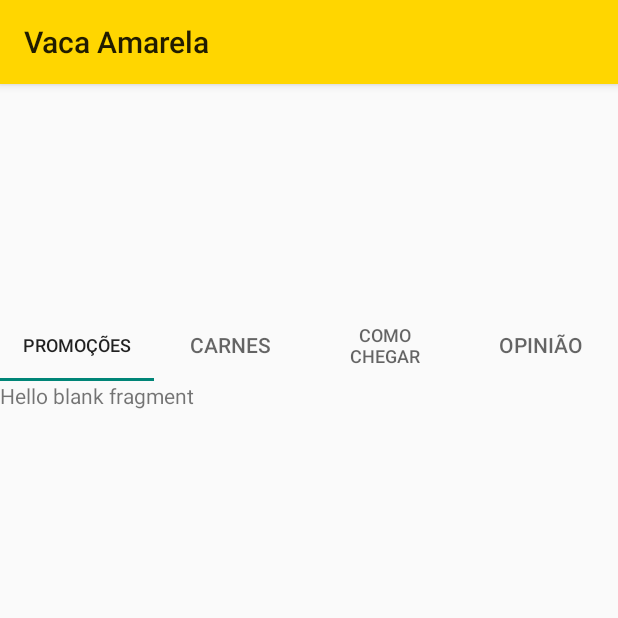
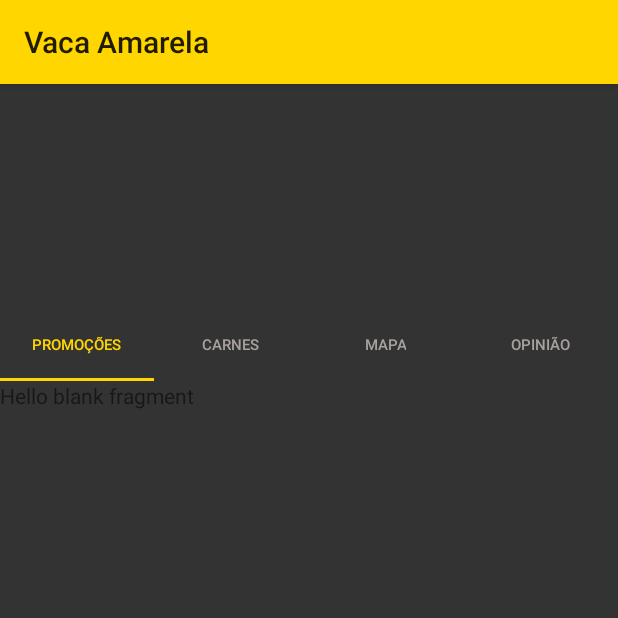
Before and after one commit to carlosughini/VacaAmarela, an Android app: the ButcheryDetailActivity screen opened directly, with no data from a screen before it, on a phone screen of 412 x 824 dp, the top half of it. Run offline under Robolectric (Android 15) with nearby library versions, the phone set to English and light mode, and no system bars.

Commit message:
Change styles of the tablayout to put yellow color

```diff
--- a/app/src/main/res/layout/butchery_view_pager.xml
+++ b/app/src/main/res/layout/butchery_view_pager.xml
@@ -3,6 +3,7 @@
     android:orientation="vertical"
     android:layout_width="match_parent"
     android:layout_height="match_parent"
+    android:background="@color/butchery_detail_background"
     android:id="@+id/content_butchery">
 
     <ImageView
@@ -12,6 +13,7 @@
 
     <android.support.design.widget.TabLayout
         android:id="@+id/butchery_tabLayout"
+        style="@style/CategoryTab"
         android:layout_width="match_parent"
         android:layout_height="wrap_content"/>
 
--- a/app/src/main/res/layout/fragment_map.xml
+++ b/app/src/main/res/layout/fragment_map.xml
@@ -11,4 +11,6 @@
         android:layout_height="match_parent"
         android:text="@string/hello_blank_fragment" />
 
+
+
 </FrameLayout>
--- a/app/src/main/res/values/colors.xml
+++ b/app/src/main/res/values/colors.xml
@@ -7,4 +7,5 @@
     <color name="amarelo_nome_acougue">#FEB913</color>
     <color name="titulo_activity">#FFD600</color>
     <color name="color_status">#33FFD600</color>
+    <color name="butchery_detail_background">#333333</color>
 </resources>
--- a/app/src/main/res/values/strings.xml
+++ b/app/src/main/res/values/strings.xml
@@ -5,6 +5,6 @@
     <string name="hello_blank_fragment">Hello blank fragment</string>
     <string name="fragment_meat">Carnes</string>
     <string name="fragment_opinion">Opinião</string>
-    <string name="fragment_map">Como chegar</string>
+    <string name="fragment_map">Mapa</string>
     <string name="fragment_promocoes">Promoções</string>
 </resources>
--- a/app/src/main/res/values/styles.xml
+++ b/app/src/main/res/values/styles.xml
@@ -26,4 +26,16 @@
         <item name="android:textSize">30dp</item>
         <item name="android:textColor">@android:color/black</item>
     </style>
+
+    <style name="CategoryTab" parent="Widget.Design.TabLayout">
+        <item name="tabIndicatorColor">@color/titulo_activity</item>
+        <item name="tabSelectedTextColor">@color/titulo_activity</item>
+        <item name="tabTextAppearance">@style/CategoryTabTextAppearance</item>
+    </style>
+
+    <!-- Aparência do estilo do texto para uma categoria de aba -->
+    <style name="CategoryTabTextAppearance" parent="TextAppearance.Design.Tab">
+        <item name="android:textColor">#A8A19E</item>
+        <item name="android:textSize">10sp</item>
+    </style>
 </resources>
```
Also changed, not shown: app/src/main/res/drawable-hdpi/barbecue.jpg (added).
